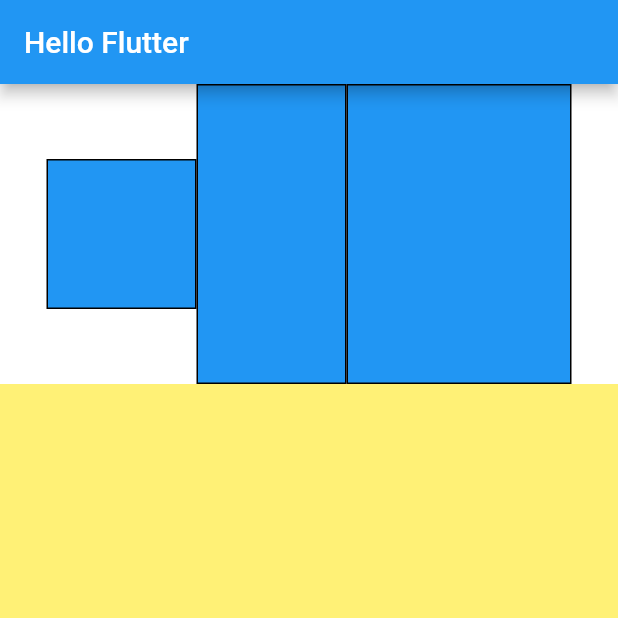
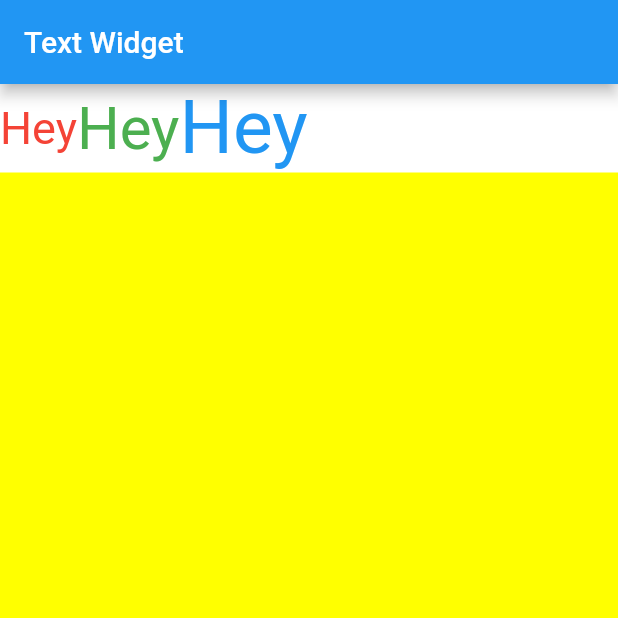
Before and after one commit to n4sunday/flutter-practical-approach-sw, a Flutter app: the screen it shows after launch, on a phone screen of 412 x 824 dp, the top half of it. Run offline on Flutter 3.47's test engine with Material 2 defaults, Android fonts, the phone set to English and light mode, and no system bars; Roboto replaces fonts that are missing (Futura).

Commit message:
:bulb: Text

```diff
--- a/lib/main.dart
+++ b/lib/main.dart
@@ -5,54 +5,36 @@ void main() => runApp(MyApp());
 class MyApp extends StatelessWidget {
   @override
   Widget build(BuildContext context) {
-    return MaterialApp(
-        title: "Test Row and Column",
+    return (MaterialApp(
+        title: 'Text Text Widget',
         home: Scaffold(
-            backgroundColor: Colors.yellow[300],
-            appBar: AppBar(
-              title: Text('Hello Flutter'),
-            ),
+            appBar: AppBar(title: Text('Text Widget')),
+            backgroundColor: Colors.yellowAccent,
             body: Container(
                 color: Colors.white,
-                height: 200,
                 child: Row(
                   crossAxisAlignment: CrossAxisAlignment.center,
-                  mainAxisAlignment: MainAxisAlignment.center,
+                  textBaseline: TextBaseline.alphabetic,
                   children: <Widget>[
-                    BlueBox(),
-                    BiggerBlueBox(),
-                    SizedBox(
-                      child: BlueBox(),
-                      width: 150,
-                      height: 200,
-                    )
+                    Text("Hey",
+                        style: TextStyle(
+                            fontSize: 30,
+                            fontFamily: 'Futura',
+                            color: Colors.red)),
+                    Text(
+                      "Hey",
+                      style: TextStyle(
+                          fontSize: 40,
+                          fontFamily: 'Futura',
+                          color: Colors.green),
+                    ),
+                    Text("Hey",
+                        style: TextStyle(
+                            fontSize: 50,
+                            fontFamily: 'Futura',
+                            color: Colors.blue))
                   ],
-                ))));
-  }
-}
-
-class BlueBox extends StatelessWidget {
-  @override
-  Widget build(BuildContext context) {
-    return Container(
-      width: 100,
-      height: 100,
-      decoration: BoxDecoration(
-        color: Colors.blue,
-        border: Border.all(),
-      ),
-    );
-  }
-}
-
-class BiggerBlueBox extends StatelessWidget {
-  @override
-  Widget build(BuildContext context) {
-    return Container(
-      width: 100,
-      height: 200,
-      decoration: BoxDecoration(color: Colors.blue, border: Border.all()),
-    );
+                )))));
   }
 }
 
```
